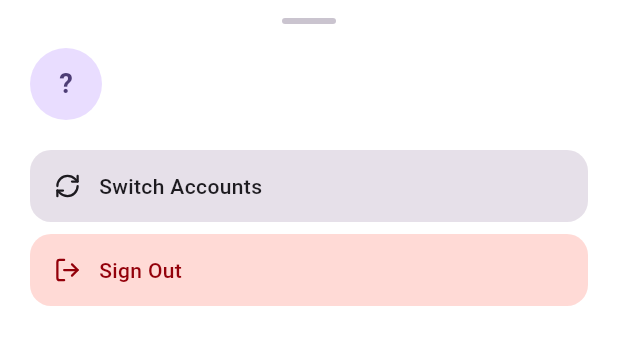
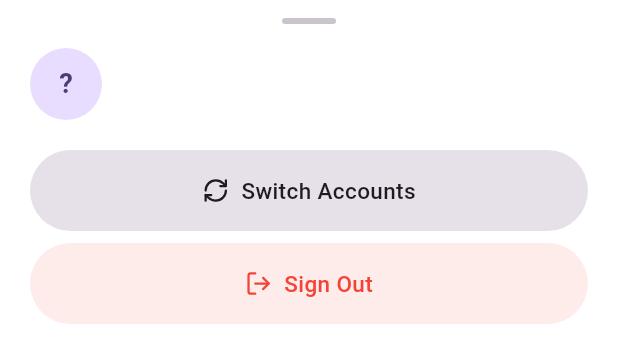
Before and after one commit to goofynugtz/wllt, a Flutter app: the _ProfileAccountSheet widget shown alone on an empty page, opened directly with empty values, on a phone screen of 412 x 824 dp. Shown: the top 363 px of the screen. Run offline on Flutter 3.47's test engine with Material 3 defaults, Android fonts, the phone set to English and light mode, and no system bars; our stand-ins replace cloud_firestore, csv, file_picker, firebase_auth, firebase_core, fl_chart and 7 more; missing offline and left inert: country_flags, multiavatar, purchases_flutter, purchases_ui_flutter; accounts and stored records are empty; project files that could hold a hidden picture were left out.

Commit message:
fix: button colors for profile sheet

```diff
--- a/lib/screens/layout_screen.dart
+++ b/lib/screens/layout_screen.dart
@@ -953,13 +953,13 @@ class _ProfileAccountSheetState extends State<_ProfileAccountSheet> {
           ),
         ),
         Padding(
-          padding: const EdgeInsets.fromLTRB(20, 0, 20, 12),
+          padding: const EdgeInsets.fromLTRB(20, 0, 20, 32),
           child: GestureDetector(
             onTap: _handleOfflineSignOut,
             child: Container(
               height: 54,
               decoration: BoxDecoration(
-                color: cs.errorContainer,
+                color: Colors.red.withValues(alpha: 0.10),
                 borderRadius: BorderRadius.circular(999),
               ),
               child: Center(
@@ -968,7 +968,7 @@ class _ProfileAccountSheetState extends State<_ProfileAccountSheet> {
                   style: TextStyle(
                     fontSize: 15,
                     fontWeight: FontWeight.w500,
-                    color: cs.onErrorContainer,
+                    color: Colors.red,
                   ),
                 ),
               ),
@@ -1035,7 +1035,7 @@ class _ProfileAccountSheetState extends State<_ProfileAccountSheet> {
           ),
         ),
         Padding(
-          padding: const EdgeInsets.fromLTRB(20, 0, 20, 12),
+          padding: const EdgeInsets.fromLTRB(20, 0, 20, 32),
           child: _buildActionTile(
             cs: cs,
             icon: LucideIcons.logOut,
@@ -1099,34 +1099,36 @@ class _ProfileAccountSheetState extends State<_ProfileAccountSheet> {
     required VoidCallback onTap,
     bool isDestructive = false,
   }) {
-    return InkWell(
+    return GestureDetector(
       onTap: onTap,
-      borderRadius: BorderRadius.circular(14),
       child: Container(
-        padding: const EdgeInsets.symmetric(horizontal: 16, vertical: 14),
+        height: 54,
         decoration: BoxDecoration(
-          color: isDestructive ? cs.errorContainer : cs.surfaceContainerHighest,
-          borderRadius: BorderRadius.circular(14),
+          color: isDestructive ? Colors.red.withValues(alpha: 0.10) : cs.surfaceContainerHighest,
+          borderRadius: BorderRadius.circular(999),
         ),
+        child: Center(
           child: Row(
+            mainAxisSize: MainAxisSize.min,
             children: [
               Icon(
                 icon,
                 size: 18,
-              color: isDestructive ? cs.onErrorContainer : cs.onSurface,
+                color: isDestructive ? Colors.red : cs.onSurface,
               ),
-            const SizedBox(width: 12),
+              const SizedBox(width: 8),
               Text(
                 label,
                 style: TextStyle(
-                fontSize: 14,
+                  fontSize: 15,
                   fontWeight: FontWeight.w500,
-                color: isDestructive ? cs.onErrorContainer : cs.onSurface,
+                  color: isDestructive ? Colors.red : cs.onSurface,
                 ),
               ),
             ],
           ),
         ),
+      ),
     );
   }
 }
```
Lines whose indentation alone changed are shown as unchanged.
